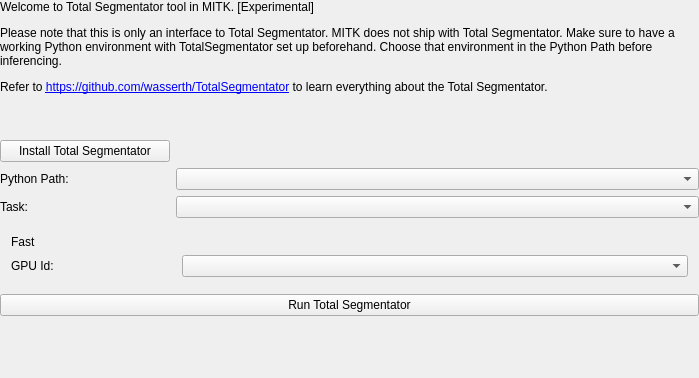
Old version of the form Modules/SegmentationUI/Qmitk/QmitkTotalSegmentatorGUIControls.ui in the repository MITK/MITK.
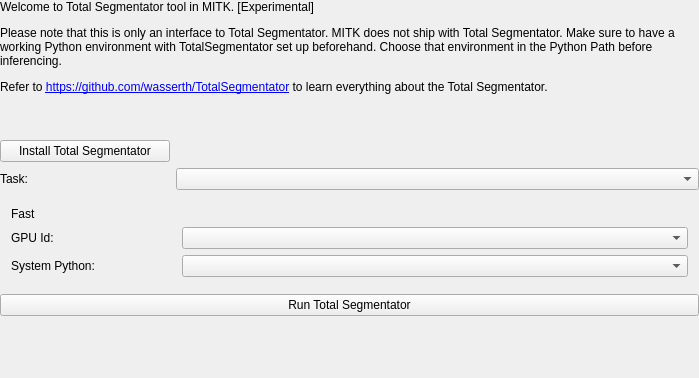
New version of the form. Custom widgets are drawn as their Qt base class.

Patch:
```diff
--- a/Modules/SegmentationUI/Qmitk/QmitkTotalSegmentatorGUIControls.ui
+++ b/Modules/SegmentationUI/Qmitk/QmitkTotalSegmentatorGUIControls.ui
@@ -85,22 +85,6 @@
 	  </widget>
 	 </item>
 	 <item row="2" column="0">
-	  <widget class="QLabel" name="pythonEnvLabel">
-	   <property name="sizePolicy">
-		<sizepolicy hsizetype="Preferred" vsizetype="Preferred">
-		 <horstretch>0</horstretch>
-		 <verstretch>0</verstretch>
-		</sizepolicy>
-	   </property>
-	   <property name="text">
-		<string>Python Path:</string>
-	   </property>
-	  </widget>
-	 </item>
-	 <item row="2" column="1" colspan="3">
-	  <widget class="ctkComboBox" name="pythonEnvComboBox"/>
-	 </item>
-	 <item row="3" column="0">
 	  <widget class="QLabel" name="subtaskLabel">
 	   <property name="sizePolicy">
 		<sizepolicy hsizetype="Preferred" vsizetype="Preferred">
@@ -113,7 +97,7 @@
 	   </property>
 	  </widget>
 	 </item>
-	 <item row="3" column="1" colspan="3">
+	 <item row="2" column="1" colspan="3">
 	  <widget class="ctkComboBox" name="subtaskComboBox"/>
 	 </item>
     </layout>
@@ -192,6 +176,22 @@
           </property>
          </widget>
         </item>
+		<item row="2" column="0">
+		 <widget class="QLabel" name="pythonEnvLabel">
+		  <property name="sizePolicy">
+		   <sizepolicy hsizetype="Preferred" vsizetype="Preferred">
+			<horstretch>0</horstretch>
+			<verstretch>0</verstretch>
+		   </sizepolicy>
+		  </property>
+		  <property name="text">
+		   <string>System Python:</string>
+		  </property>
+		 </widget>
+		</item>
+		<item row="2" column="1" colspan="3">
+	     <widget class="ctkComboBox" name="pythonEnvComboBox"/>
+		</item>
        </layout>
       </item>
      </layout>
```
Left out of the diff: 2 changed lines with no effect on the pictures.
